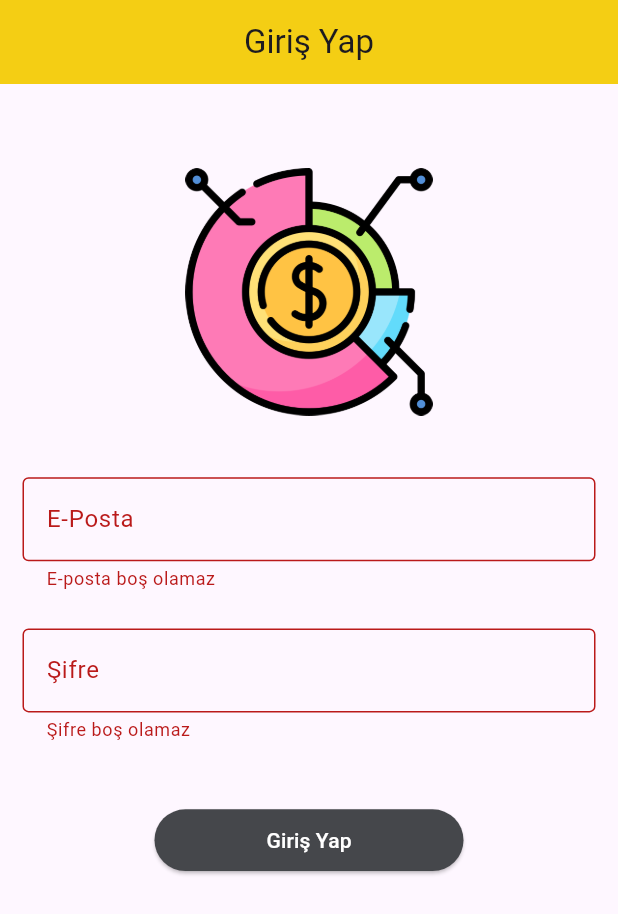
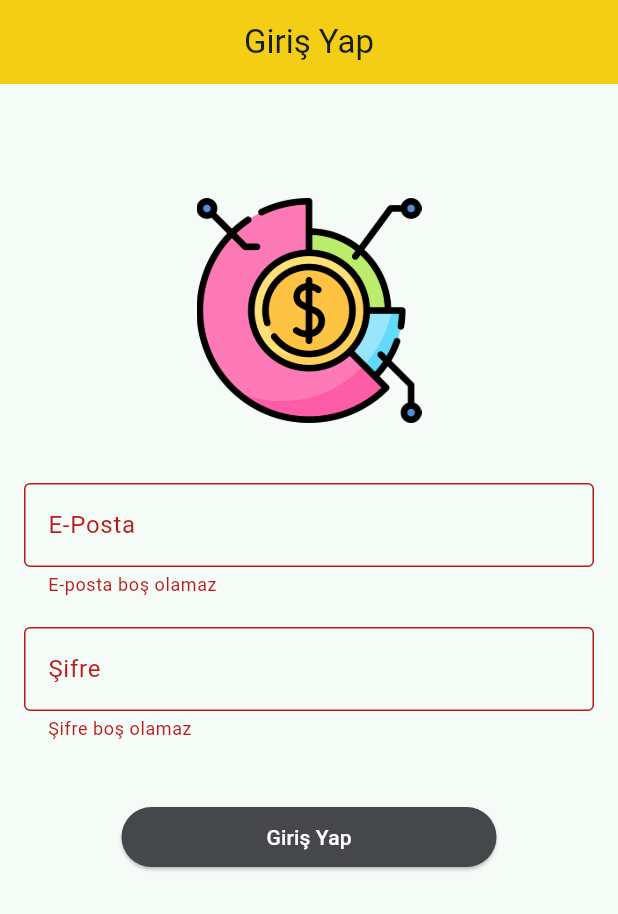
Before and after one commit to alicimen0614/asset_tracker, a Flutter app: the screen it shows after launch, after a tap on "Giriş Yap", on a phone screen of 412 x 824 dp. Shown: the top 914 px of the screen. Run offline on Flutter 3.47's test engine with Material 3 defaults, Android fonts, the phone set to English and light mode, and no system bars; our stand-ins replace auto_route.

Commit message:
Refactor: improve texts, sizes, and theme usage

```diff
--- /dev/null
+++ b/lib/core/constants/const_app_texts.dart
@@ -0,0 +1,13 @@
+class ConstAppTexts {
+  static const emailCantBeEmptyText = "E-posta boş olamaz";
+  static const invalidEmailAddressText = "Geçersiz e-posta adresi";
+  static const passwordCantBeEmptyText = "Şifre boş olamaz";
+  static const passwordLengthAlertText =
+      "Şifre en az 6 karakter olmalı ve en az bir harf ve bir rakam içermeli";
+  static const appTitleText = "AssetTracker";
+  static const signInText = "Giriş Yap";
+  static const emailText = "E-Posta";
+  static const enterEmailText = "E-posta adresinizi giriniz";
+  static const passwordText = "Şifre";
+  static const enterPasswordText = "Şifrenizi giriniz";
+}
--- /dev/null
+++ b/lib/core/constants/const_image_paths.dart
@@ -0,0 +1,3 @@
+class ConstImagePaths {
+  static const logoPath = "assets/images/assets_logo.png";
+}
--- /dev/null
+++ b/lib/core/sizes/app_edge_insets.dart
@@ -0,0 +1,24 @@
+import 'package:flutter/widgets.dart';
+
+class AppEdgeInsets extends EdgeInsets {
+  const AppEdgeInsets.all(super.value) : super.all();
+
+  static const AppEdgeInsets xSmall = AppEdgeInsets.all(4.0);
+  static const AppEdgeInsets small = AppEdgeInsets.all(8.0);
+  static const AppEdgeInsets medium = AppEdgeInsets.all(16.0);
+  static const AppEdgeInsets large = AppEdgeInsets.all(24.0);
+  static const AppEdgeInsets xLarge = AppEdgeInsets.all(32.0);
+
+  // Symmetrical edge insets
+  const AppEdgeInsets.symmetric({super.horizontal, super.vertical})
+      : super.symmetric();
+
+  static const AppEdgeInsets smallHorizontal =
+      AppEdgeInsets.symmetric(horizontal: 8.0);
+  static const AppEdgeInsets smallVertical =
+      AppEdgeInsets.symmetric(vertical: 8.0);
+  static const AppEdgeInsets mediumHorizontal =
+      AppEdgeInsets.symmetric(horizontal: 16.0);
+  static const AppEdgeInsets mediumVertical =
+      AppEdgeInsets.symmetric(vertical: 16.0);
+}
--- /dev/null
+++ b/lib/core/sizes/app_size.dart
@@ -0,0 +1,76 @@
+final class AppSize {
+  ///*small 12.0
+  static const double smallText = 12.0;
+
+  ///*medium 16.0
+  static const double mediumText = 16.0;
+
+  ///large 18.0
+  static const double largeText = 18.0;
+
+  ///xLarge 24.0
+  static const double xLargeText = 24.0;
+
+  // Padding //
+  ///4.0
+  static const double xSmallPadding = 4.0;
+
+  ///8.0
+  static const double smallPadding = 8.0;
+
+  ///12.0
+  static const double mediumPadding = 12.0;
+
+  ///16.0
+  static const double largePadding = 16.0;
+
+  ///24.0
+  static const double xLargePadding = 20.0;
+
+  // Radius //
+
+  ///6.0
+  static const double smallRadius = 6.0;
+
+  ///10.0
+  static const double mediumRadius = 10.0;
+
+  ///12.0
+  static const double largeRadius = 12.0;
+
+  // Size //
+  ///4.0
+  static const double xSmallSize = 4.0;
+
+  ///8.0
+  static const double smallSize = 8.0;
+
+  ///12.0
+  static const double mediumSize = 12.0;
+
+  ///16.0
+  static const double largeSize = 16.0;
+
+  ///20.0
+  static const double xLargeSize = 20.0;
+
+  ///40.0
+  static const double x2LargeSize = 40.0;
+
+  ///60.0
+  static const double x3LargeSize = 60.0;
+
+  ///80.0
+  static const double x4LargeSize = 80.0;
+
+  ///100.0
+  static const double x5LargeSize = 100.0;
+
+  //default logo size
+
+  static const double defaultLogoSize = 150.0;
+
+  //elevated button sizes
+
+  static const double defaultButtonWidth = 250.0;
+}
--- /dev/null
+++ b/lib/core/theme/app_theme.dart
@@ -0,0 +1,37 @@
+import 'package:asset_tracker/core/sizes/app_size.dart';
+import 'package:flutter/material.dart';
+
+class AppTheme {
+  static final appTheme = ThemeData(
+    elevatedButtonTheme: ElevatedButtonThemeData(
+      style: ElevatedButton.styleFrom(
+          backgroundColor: const Color(0xFF45474B),
+          foregroundColor: Colors.white),
+    ),
+    useMaterial3: true,
+    colorScheme: ColorScheme.fromSeed(seedColor: Colors.tealAccent),
+    appBarTheme: const AppBarTheme(
+      backgroundColor: Color(0xFFF4CE14),
+    ),
+    inputDecorationTheme: const InputDecorationTheme(
+      hintStyle: TextStyle(
+        color: Colors.grey,
+      ),
+      filled: true,
+      fillColor: Colors.transparent,
+      border: OutlineInputBorder(
+        borderSide: BorderSide(
+          color: Colors.black,
+        ),
+        borderRadius: BorderRadius.all(Radius.circular(AppSize.smallRadius)),
+      ),
+      focusedBorder: OutlineInputBorder(
+        borderSide: BorderSide(
+          color: Colors.black,
+          width: 1.5,
+        ),
+        borderRadius: BorderRadius.all(Radius.circular(AppSize.smallRadius)),
+      ),
+    ),
+  );
+}
--- /dev/null
+++ b/lib/core/utils/mixins/regexp_mixins.dart
@@ -0,0 +1,6 @@
+mixin RegexpMixins {
+  static const emailRegexp =
+      r'^[a-zA-Z0-9._%+-]+@[a-zA-Z0-9.-]+\.[a-zA-Z]{2,}$';
+
+  static const passwordRegexp = r'^(?=.*[A-Za-z])(?=.*\d)[A-Za-z\d]{6,}$';
+}
--- a/lib/core/utils/validators/login_validator.dart
+++ b/lib/core/utils/validators/login_validator.dart
@@ -1,23 +1,24 @@
+import 'package:asset_tracker/core/constants/const_app_texts.dart';
+import 'package:asset_tracker/core/utils/mixins/regexp_mixins.dart';
+
 final class LoginValidator {
   String? validateEmail(String? value) {
-    RegExp regExp = RegExp(r'^[a-zA-Z0-9._%+-]+@[a-zA-Z0-9.-]+\.[a-zA-Z]{2,}$');
+    RegExp regExp = RegExp(RegexpMixins.emailRegexp);
 
     if (value == null || value.isEmpty) {
-      return 'E-posta boş olamaz';
+      return ConstAppTexts.emailCantBeEmptyText;
     } else if (!regExp.hasMatch(value)) {
-      return 'Geçersiz e-posta adresi';
+      return ConstAppTexts.invalidEmailAddressText;
     }
     return null;
   }
 
   String? validatePassword(String? value) {
-    String pattern = r'^(?=.*[A-Za-z])(?=.*\d)[A-Za-z\d]{6,}$';
-    RegExp regExp = RegExp(pattern);
-
+    RegExp regExp = RegExp(RegexpMixins.passwordRegexp);
     if (value == null || value.isEmpty) {
-      return 'Şifre boş olamaz';
+      return ConstAppTexts.passwordCantBeEmptyText;
     } else if (!regExp.hasMatch(value)) {
-      return 'Şifre en az 6 karakter olmalı ve en az bir harf ve bir rakam içermeli';
+      return ConstAppTexts.passwordLengthAlertText;
     }
     return null;
   }
--- a/lib/core/utils/widgets/app_logo_widget.dart
+++ b/lib/core/utils/widgets/app_logo_widget.dart
@@ -1,17 +1,53 @@
+import 'package:asset_tracker/core/constants/const_image_paths.dart';
+import 'package:asset_tracker/core/sizes/app_size.dart';
 import 'package:flutter/material.dart';
 
-class AppLogoWidget extends StatelessWidget {
+class AppLogoWidget extends Center {
   final double height;
-  const AppLogoWidget({super.key, required this.height});
+  AppLogoWidget({super.key, required this.height})
+      : super(
+            child: Image.asset(
+          ConstImagePaths.logoPath,
+          height: height,
+        ));
 
-  @override
-  Widget build(BuildContext context) {
-    const String imagePath = "assets/images/assets_logo.png";
-    return Center(
-      child: Image.asset(
-        imagePath,
-        height: height,
-      ),
-    );
-  }
+  AppLogoWidget.small({super.key, this.height = 0.0})
+      : super(
+          child: Image.asset(
+            ConstImagePaths.logoPath,
+            height: AppSize.smallSize,
+          ),
+        );
+
+  AppLogoWidget.medium({super.key, this.height = 0.0})
+      : super(
+          child: Image.asset(
+            ConstImagePaths.logoPath,
+            height: AppSize.mediumSize,
+          ),
+        );
+
+  AppLogoWidget.large({super.key, this.height = 0.0})
+      : super(
+          child: Image.asset(
+            ConstImagePaths.logoPath,
+            height: AppSize.largeSize,
+          ),
+        );
+
+  AppLogoWidget.huge({super.key, this.height = 0.0})
+      : super(
+          child: Image.asset(
+            ConstImagePaths.logoPath,
+            height: AppSize.x5LargeSize,
+          ),
+        );
+
+  AppLogoWidget.big({super.key, this.height = 0.0})
+      : super(
+          child: Image.asset(
+            ConstImagePaths.logoPath,
+            height: AppSize.defaultLogoSize,
+          ),
+        );
 }
--- a/lib/core/utils/widgets/custom_elevated_button.dart
+++ b/lib/core/utils/widgets/custom_elevated_button.dart
@@ -1,22 +1,21 @@
+import 'package:asset_tracker/core/sizes/app_size.dart';
 import 'package:flutter/material.dart';
 
 class CustomElevatedButton extends StatelessWidget {
   final String title;
+  final VoidCallback onTap;
   final Size size;
-  final VoidCallback onTap;
-  const CustomElevatedButton(
-      {super.key,
-      required this.title,
-      required this.size,
-      required this.onTap});
+  const CustomElevatedButton({
+    super.key,
+    required this.title,
+    required this.onTap,
+    this.size = const Size(double.infinity, AppSize.largeSize),
+  });
 
   @override
   Widget build(BuildContext context) {
     return ElevatedButton(
-        style: ElevatedButton.styleFrom(
-          backgroundColor: const Color(0xFF45474B),
-          minimumSize: size,
-        ),
+        style: ElevatedButton.styleFrom(fixedSize: size),
         onPressed: onTap,
         child: Text(
           title,
--- /dev/null
+++ b/lib/core/utils/widgets/custom_sized_box.dart
@@ -0,0 +1,85 @@
+import 'package:asset_tracker/core/sizes/app_size.dart';
+import 'package:flutter/material.dart';
+
+class CustomSizedBox extends SizedBox {
+  const CustomSizedBox({super.key, super.width, super.height});
+
+  const CustomSizedBox.empty({super.key}) : super();
+
+  // for heigth
+  ///4.0
+  const CustomSizedBox.xSmallHeigth({super.key})
+      : super(height: AppSize.xSmallSize);
+
+  ///8.0
+  const CustomSizedBox.smallHeigth({super.key})
+      : super(height: AppSize.smallSize);
+
+  ///12.0
+  const CustomSizedBox.mediumHeigth({super.key})
+      : super(height: AppSize.mediumSize);
+
+  ///16.0
+  const CustomSizedBox.largeHeigth({super.key})
+      : super(height: AppSize.largeSize);
+
+  ///20.0
+  const CustomSizedBox.xlargeHeigth({super.key})
+      : super(height: AppSize.xLargeSize);
+
+  ///40.0
+  const CustomSizedBox.x2largeHeigth({super.key})
+      : super(height: AppSize.x2LargeSize);
+
+  ///60.0
+  const CustomSizedBox.x3largeHeigth({super.key})
+      : super(height: AppSize.x3LargeSize);
+
+  ///80.0
+  const CustomSizedBox.x4largeHeigth({super.key})
+      : super(height: AppSize.x4LargeSize);
+
+  ///100.0
+  const CustomSizedBox.hugeHeigth({super.key})
+      : super(height: AppSize.x5LargeSize);
+
+  // for width
+  ///4.0
+  const CustomSizedBox.xSmallWidth({super.key})
+      : super(width: AppSize.xSmallSize);
+
+  ///8.0
+
+  const CustomSizedBox.smallWidth({super.key})
+      : super(width: AppSize.smallSize);
+
+  ///12.0
+
+  const CustomSizedBox.mediumWidth({super.key})
+      : super(width: AppSize.mediumSize);
+
+  ///16.0
+
+  const CustomSizedBox.largeWidth({super.key})
+      : super(width: AppSize.largeSize);
+
+  ///20.0
+  const CustomSizedBox.xlargeWidth({super.key})
+      : super(width: AppSize.xLargeSize);
+
+  ///40.0
+  const CustomSizedBox.x2largeWidth({super.key})
+      : super(height: AppSize.x2LargeSize);
+
+  ///60.0
+  const CustomSizedBox.x3largeWidth({super.key})
+      : super(height: AppSize.x3LargeSize);
+
+  ///80.0
+  const CustomSizedBox.x4largeWidth({super.key})
+      : super(height: AppSize.x4LargeSize);
+
+  ///100.0
+  const CustomSizedBox.hugeWidth({super.key})
+      : super(height: AppSize.x5LargeSize);
+}
--- a/lib/core/utils/widgets/custom_sizedbox.dart
+++ /dev/null
@@ -1,15 +0,0 @@
-import 'package:flutter/material.dart';
-
-class CustomSizedBox {
-  static SizedBox height({double ratio = 0.01, required BuildContext context}) {
-    return SizedBox(
-      height: MediaQuery.of(context).size.height * ratio,
-    );
-  }
-
-  static SizedBox width(double ratio, BuildContext context) {
-    return SizedBox(
-      width: MediaQuery.of(context).size.width * ratio,
-    );
-  }
-}
--- a/lib/main.dart
+++ b/lib/main.dart
@@ -1,4 +1,6 @@
+import 'package:asset_tracker/core/constants/const_app_texts.dart';
 import 'package:asset_tracker/core/router/app_router.dart';
+import 'package:asset_tracker/core/theme/app_theme.dart';
 import 'package:flutter/material.dart';
 
 void main() {
@@ -11,14 +13,9 @@ class MyApp extends StatelessWidget {
   @override
   Widget build(BuildContext context) {
     return MaterialApp.router(
-      title: 'AssetTracker',
+      title: ConstAppTexts.appTitleText,
       debugShowCheckedModeBanner: false,
-      theme: ThemeData(
-          appBarTheme: const AppBarTheme(
-            backgroundColor: Color(0xFFF4CE14),
-          ),
-          useMaterial3: true,
-          colorScheme: ColorScheme.fromSeed(seedColor: Colors.deepPurple)),
+      theme: AppTheme.appTheme,
       routerDelegate: router.delegate(),
       routeInformationParser: router.defaultRouteParser(),
     );
--- a/lib/presentation/views/login/login_view.dart
+++ b/lib/presentation/views/login/login_view.dart
@@ -1,8 +1,11 @@
+import 'package:asset_tracker/core/constants/const_app_texts.dart';
+import 'package:asset_tracker/core/sizes/app_edge_insets.dart';
+import 'package:asset_tracker/core/sizes/app_size.dart';
 import 'package:asset_tracker/core/utils/extensions/device_size_extension.dart';
 import 'package:asset_tracker/core/utils/validators/login_validator.dart';
 import 'package:asset_tracker/core/utils/widgets/app_logo_widget.dart';
 import 'package:asset_tracker/core/utils/widgets/custom_elevated_button.dart';
-import 'package:asset_tracker/core/utils/widgets/custom_sizedbox.dart';
+import 'package:asset_tracker/core/utils/widgets/custom_sized_box.dart';
 import 'package:asset_tracker/presentation/views/login/widgets/auth_form_field.dart';
 import 'package:auto_route/auto_route.dart';
 import 'package:flutter/material.dart';
@@ -15,59 +18,75 @@ class LoginView extends StatefulWidget {
   State<LoginView> createState() => _LoginViewState();
 }
 
-class _LoginViewState extends State<LoginView> {
+mixin _LoginStateHelperMixin on State<LoginView> {
   final GlobalKey<FormState> _formKey = GlobalKey<FormState>();
   final TextEditingController _emailController = TextEditingController();
   final TextEditingController _passwordController = TextEditingController();
   final LoginValidator _loginValidator = LoginValidator();
+
+  @override
+  void dispose() {
+    _emailController.dispose();
+    _passwordController.dispose();
+    super.dispose();
+  }
+}
+
+class _LoginViewState extends State<LoginView> with _LoginStateHelperMixin {
   @override
   Widget build(BuildContext context) {
     return Scaffold(
         appBar: AppBar(
           title: const Text(
-            "Giriş Yap",
+            ConstAppTexts.signInText,
           ),
           centerTitle: true,
         ),
         body: Padding(
-          padding: const EdgeInsets.all(15.0),
+          padding: AppEdgeInsets.medium,
           child: Form(
               key: _formKey,
-              child: Column(
+              child: ListView(
                 children: [
-                  CustomSizedBox.height(context: context, ratio: 0.05),
-                  AppLogoWidget(
-                    height: context.deviceHeight * 0.20,
-                  ),
-                  CustomSizedBox.height(context: context, ratio: 0.05),
+                  const CustomSizedBox.x3largeHeigth(),
+                  AppLogoWidget.big(),
+                  const CustomSizedBox.x2largeHeigth(),
                   AuthFormField(
                     textInputType: TextInputType.emailAddress,
-                    label: 'E-Posta',
-                    hint: 'E-posta adresinizi giriniz',
+                    label: ConstAppTexts.emailText,
+                    hint: ConstAppTexts.enterEmailText,
                     textEditingController: _emailController,
                     validator: (value) => _loginValidator.validateEmail(value),
                     isObscure: false,
                   ),
-                  CustomSizedBox.height(context: context, ratio: 0.03),
+                  const CustomSizedBox.xlargeHeigth(),
                   AuthFormField(
                     textEditingController: _passwordController,
                     textInputType: TextInputType.visiblePassword,
                     validator: (value) =>
                         _loginValidator.validatePassword(value),
-                    label: 'Şifre',
-                    hint: 'Şifrenizi giriniz',
+                    label: ConstAppTexts.passwordText,
+                    hint: ConstAppTexts.enterPasswordText,
                     isObscure: true,
                   ),
-                  CustomSizedBox.height(context: context, ratio: 0.05),
-                  CustomElevatedButton(
-                    onTap: _onLogin,
-                    title: "Giriş Yap",
-                    size: Size(
-                        context.deviceWidth * 0.5, context.deviceHeight * 0.05),
-                  )
+                  const CustomSizedBox.x2largeHeigth(),
+                  _signInButtonBuilder()
                 ],
               )),
         ));
+  }
+
+  Row _signInButtonBuilder() {
+    return Row(
+      mainAxisAlignment: MainAxisAlignment.center,
+      children: [
+        CustomElevatedButton(
+          onTap: _onLogin,
+          size: const Size(AppSize.defaultButtonWidth, AppSize.largeSize),
+          title: ConstAppTexts.signInText,
+        ),
+      ],
+    );
   }
 
   void _onLogin() {
--- a/lib/presentation/views/splash/splash_view.dart
+++ b/lib/presentation/views/splash/splash_view.dart
@@ -1,3 +1,4 @@
+import 'package:asset_tracker/core/constants/const_image_paths.dart';
 import 'package:asset_tracker/core/router/app_router.dart';
 import 'package:asset_tracker/core/router/app_router.gr.dart';
 import 'package:asset_tracker/core/utils/extensions/device_size_extension.dart';
@@ -14,11 +15,12 @@ class SplashView extends StatefulWidget {
 }
 
 class _SplashViewState extends State<SplashView> {
-  final String imagePath = "assets/images/assets_logo.png";
+  final int _splashWaitingValue = 3;
+  final String imagePath = ConstImagePaths.logoPath;
 
   @override
   void initState() {
-    Future.delayed(const Duration(seconds: 3), () {
+    Future.delayed(Duration(seconds: _splashWaitingValue), () {
       router.replace(const LoginRoute());
     });
     super.initState();
```
